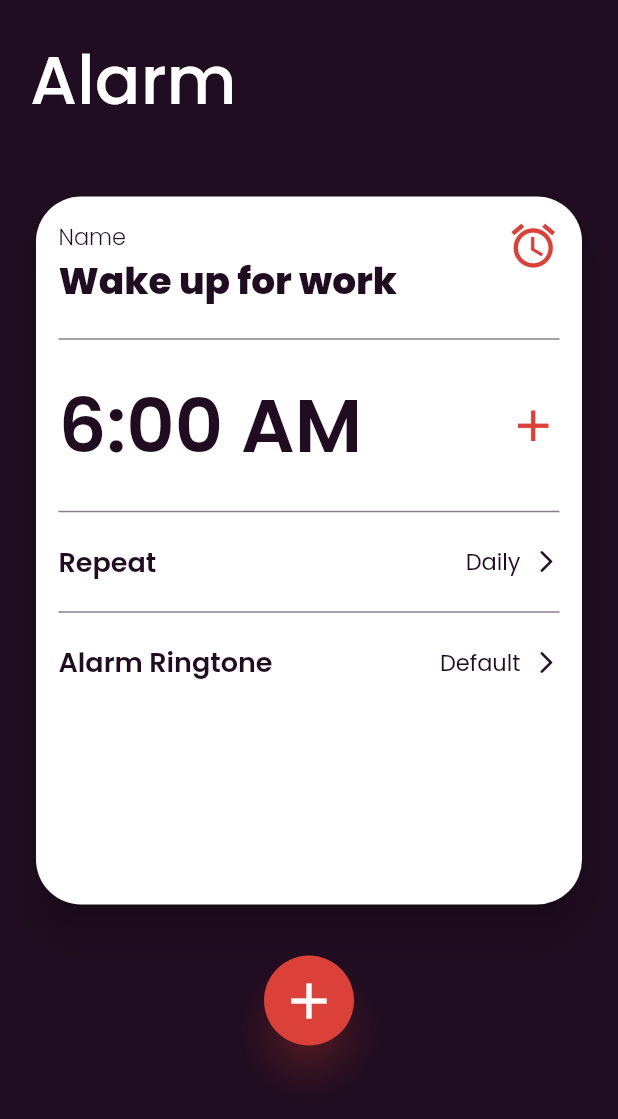
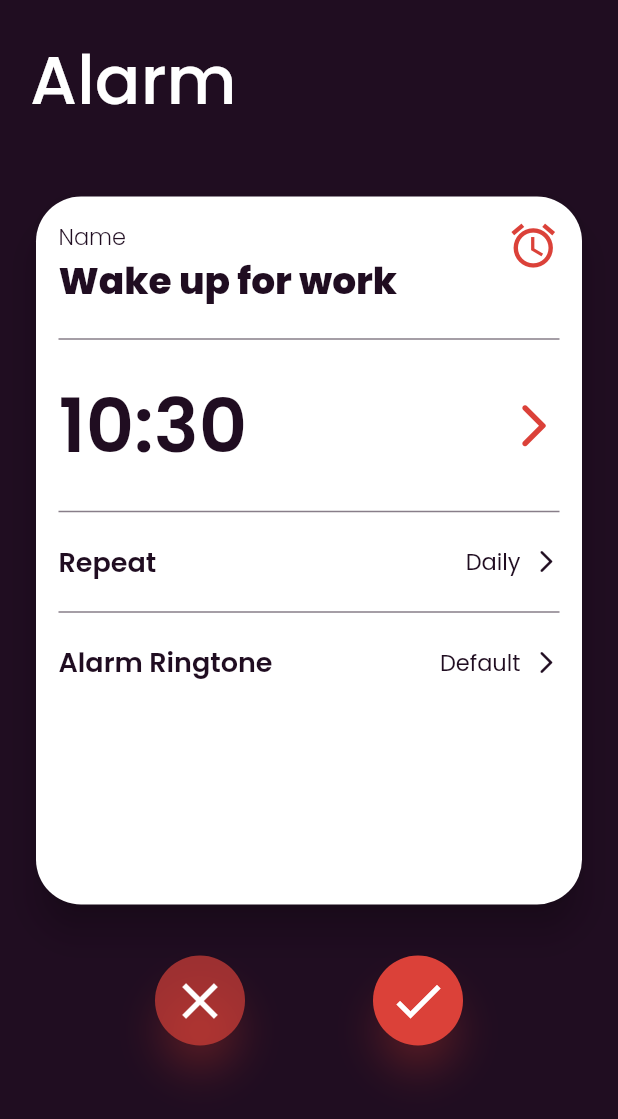
Before and after one commit to ryanmlk/crazy_alarm, a Flutter app: the AlarmManageScreen screen opened by its route, on a phone screen of 412 x 824 dp. Shown: the top 1119 px of the screen. Run offline on Flutter 3.47's test engine with Material 2 defaults, Android fonts, the phone set to English and light mode, and no system bars; our stand-ins replace curved_navigation_bar, flutter_datetime_picker, flutter_local_notifications, flutter_native_timezone, google_fonts, timezone; missing offline and left inert: android_alarm_manager_plus, app_launcher; network calls fail.

Commit message:
Improvements for alarm manage screen

```diff
--- a/crazy_alarm_app/lib/screens/alarm_manage_screen.dart
+++ b/crazy_alarm_app/lib/screens/alarm_manage_screen.dart
@@ -13,6 +13,7 @@ class AlarmManageScreen extends StatefulWidget {
 }
 
 class _AlarmManageScreenState extends State<AlarmManageScreen> {
+  TimeOfDay selectedTime = TimeOfDay.now();
   @override
   Widget build(BuildContext context) {
     return SafeArea(
@@ -72,19 +73,24 @@ class _AlarmManageScreenState extends State<AlarmManageScreen> {
                         ],
                       ),
                       Divider(thickness: 1, color: CustomColors.dividerColor, height: 40),
-                      Row(
+                      InkWell(
+                        onTap: (){
+                          _selectTime(context);
+                        },
+                        child: Row(
                           mainAxisAlignment: MainAxisAlignment.spaceBetween,
                           children: [
                             Text(
-                            '6:00 AM',
+                              "${selectedTime.hour}:${selectedTime.minute}",
                               style: GoogleFonts.poppins(
                                 textStyle: TextStyle(
                                   color: CustomColors.secondaryTextColor,fontSize: 50, fontWeight: FontWeight.w600
                                 )
                               )
                             ),
-                          Icon(Icons.add, color: CustomColors.sdIconColor, size: 35)
+                            Icon(Icons.arrow_forward_ios_rounded, color: CustomColors.sdIconColor, size: 35)
                           ],
+                        ),
                       ),
                       Divider(thickness: 1, color: CustomColors.dividerColor, height: 40),
                       InkWell(
@@ -104,11 +110,27 @@ class _AlarmManageScreenState extends State<AlarmManageScreen> {
             ),
             const SizedBox(height: 30),
             Center(
-              child: ElevatedButton(
+              child: Row(
+                mainAxisAlignment: MainAxisAlignment.spaceEvenly,
+                children: [
+                  ElevatedButton(
                     onPressed: (){
-                  Navigator.pushNamed(context, '/alarmmanage');
+                      Navigator.pop(context);
                     },
-                child: const Icon(Icons.add, size: 40,),
+                    child: const Icon(Icons.close, size: 40,),
+                    style: ElevatedButton.styleFrom(
+                      shape: const CircleBorder(),
+                      padding: const EdgeInsets.all(10),
+                      primary: CustomColors.sdShadowDarkColor,
+                      shadowColor: CustomColors.sdShadowDarkColor,
+                      elevation: 10,
+                    ),
+                  ),
+                  ElevatedButton(
+                    onPressed: (){
+                      Navigator.pop(context);
+                    },
+                    child: const Icon(Icons.check, size: 40,),
                     style: ElevatedButton.styleFrom(
                       shape: const CircleBorder(),
                       padding: const EdgeInsets.all(10),
@@ -117,6 +139,8 @@ class _AlarmManageScreenState extends State<AlarmManageScreen> {
                       elevation: 10,
                     ),
                   ),
+                ],
+              ),
             )
           ],
         ),
@@ -124,6 +148,20 @@ class _AlarmManageScreenState extends State<AlarmManageScreen> {
       ),
     );
   }
+
+  _selectTime(BuildContext context) async {
+      final TimeOfDay? timeOfDay = await showTimePicker(
+        context: context,
+        initialTime: selectedTime,
+        initialEntryMode: TimePickerEntryMode.dial,
+      );
+      if(timeOfDay != null && timeOfDay != selectedTime) {
+        setState(() {
+          selectedTime = timeOfDay;
+        });
+      }
+  }
+
 }
 
 Widget buildRepeatManager() {
--- a/crazy_alarm_app/lib/services/notification_service.dart
+++ b/crazy_alarm_app/lib/services/notification_service.dart
@@ -18,7 +18,7 @@ class NotificationService {
   Future<void> initNotification() async {
     tz.initializeTimeZones();
     const AndroidInitializationSettings initializationSettingsAndroid =
-    const AndroidInitializationSettings('@drawable/app_icon   ');
+    const AndroidInitializationSettings('@drawable/app_icon');
     const IOSInitializationSettings initializationSettingsIOS =
     IOSInitializationSettings(
       requestAlertPermission: false,
```
Also changed, not shown: alarm-backend/package-lock.json, crazy_alarm_app/pubspec.lock, 1 other file. Lines whose indentation alone changed are shown as unchanged.
